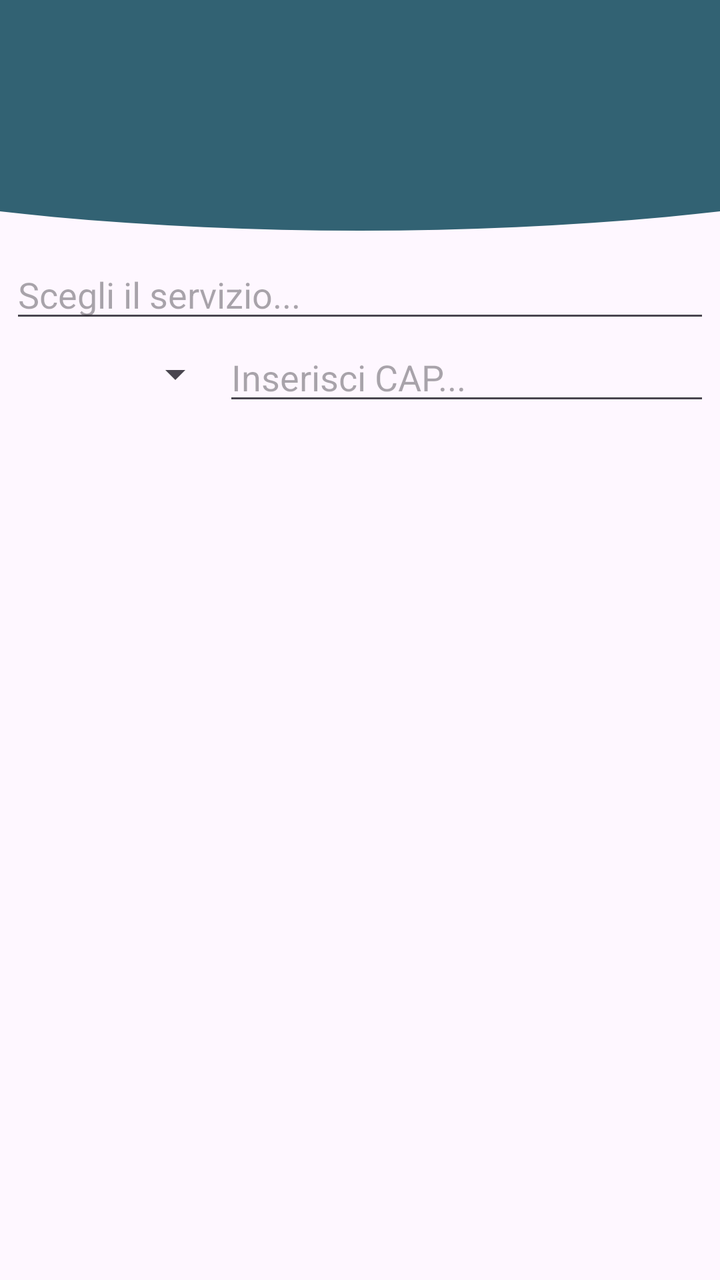
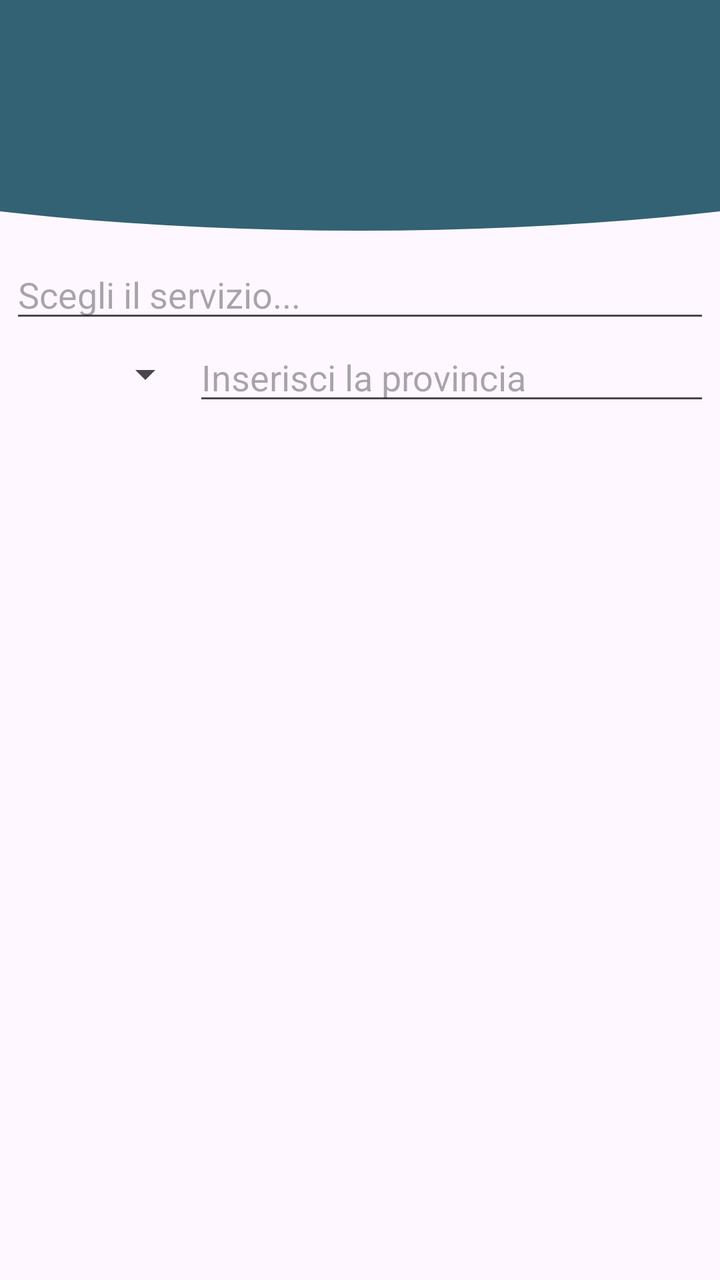

The first picture is an Android layout as it rendered before a commit; the second is the same layout after the commit. The layout source and the unified diff follow.
<!-- AndroidManifest.xml: application theme Theme.AppPet -->
<!-- res/layout/activity_ricerca_servizi.xml -->
<?xml version="1.0" encoding="utf-8"?>
<RelativeLayout xmlns:android="http://schemas.android.com/apk/res/android"
    xmlns:app="http://schemas.android.com/apk/res-auto"
    xmlns:tools="http://schemas.android.com/tools"
    android:id="@+id/main"
    android:layout_width="match_parent"
    android:layout_height="match_parent"
    android:orientation="vertical"
    tools:context=".Activities.RicercaServiziActivity">

    <FrameLayout
        android:id="@+id/header_home"
        android:layout_width="match_parent"
        android:layout_height="120dp"
        android:layout_gravity="top">

        <ImageView
            android:id="@+id/Pippo"
            android:layout_width="800dp"
            android:layout_height="180dp"
            android:layout_gravity="center"
            android:layout_marginTop="-35dp"
            android:src="@drawable/cricle_1" />

    </FrameLayout>


    <AutoCompleteTextView

        android:id="@+id/Autotxt"
        android:layout_width="350dp"
        android:layout_height="wrap_content"
        android:layout_below="@id/header_home"
        android:layout_centerHorizontal="true"
        android:layout_marginTop="5dp"
        android:hint="Scegli il servizio..." />

    <LinearLayout
        android:id="@+id/LinearServ"
        android:layout_width="350dp"
        android:layout_height="wrap_content"
        android:layout_below="@id/Autotxt"
        android:layout_centerInParent="true"
        android:orientation="horizontal">


        <Spinner
            android:layout_width="wrap_content"
            android:layout_height="wrap_content"
            android:layout_gravity="center_vertical"
            android:layout_weight="1" />


        <EditText
            android:layout_width="wrap_content"
            android:layout_height="wrap_content"
            android:layout_weight="2"
            android:hint="Inserisci CAP..." />

    </LinearLayout>


    <androidx.recyclerview.widget.RecyclerView

        android:id="@+id/listviewServ"
        android:layout_width="350dp"
        android:layout_height="wrap_content"
        android:layout_below="@+id/LinearServ"
        android:layout_centerHorizontal="true"
        android:layout_marginTop="5dp">

    </androidx.recyclerview.widget.RecyclerView>


</RelativeLayout>
<!-- resources referenced by this layout -->
<resources>
  <!-- drawable cricle_1 (drawable) -->
  <?xml version="1.0" encoding="utf-8"?>
  <shape xmlns:android="http://schemas.android.com/apk/res/android"
      android:shape="oval">
  
      <solid
          android:color="@color/Blu_base"/>
  
  </shape>
  <style name="Theme.AppPet" parent="Base.Theme.AppPet" />
  <color name="Blu_base">#326273</color>
  <style name="Base.Theme.AppPet" parent="Theme.Material3.DayNight.NoActionBar">
          
          
      </style>
</resources>

<!-- the commit's change to res/layout/activity_ricerca_servizi.xml (unified diff, before → after) -->
@@ -55,7 +55,7 @@
             android:layout_width="wrap_content"
             android:layout_height="wrap_content"
             android:layout_weight="2"
-            android:hint="Inserisci CAP..." />
+            android:hint="Inserisci la provincia" />
 
     </LinearLayout>
 
